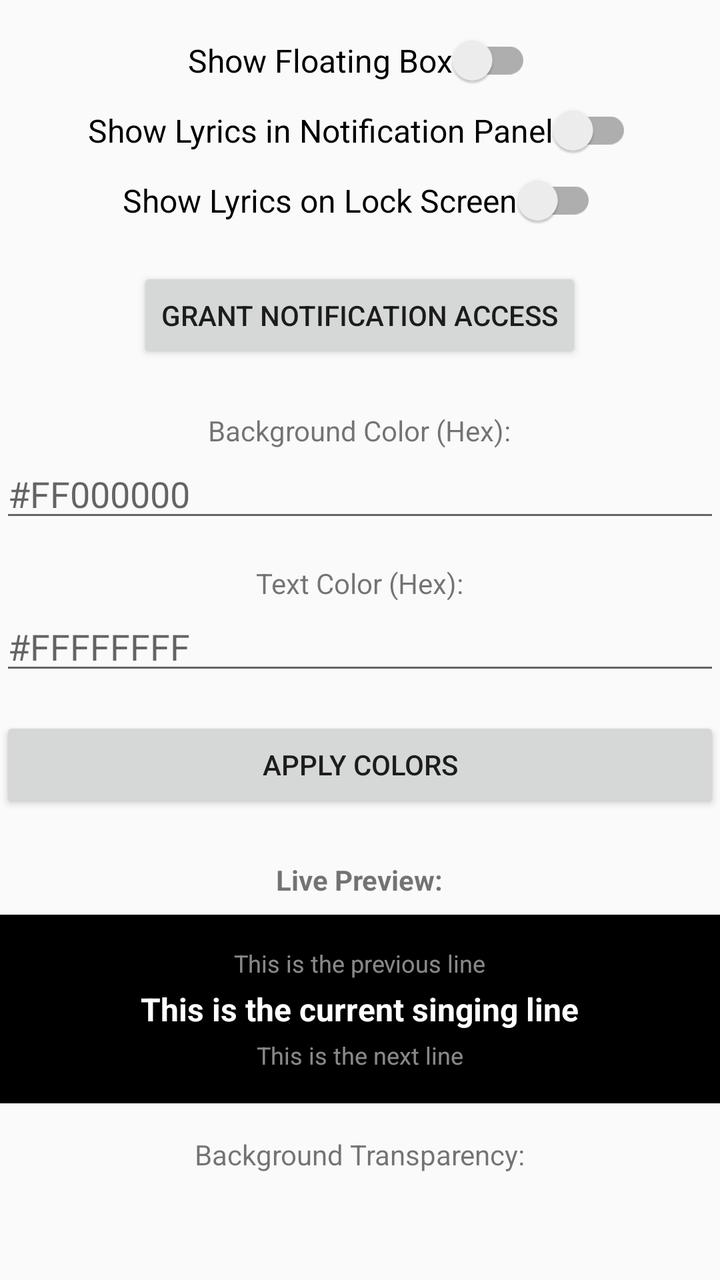
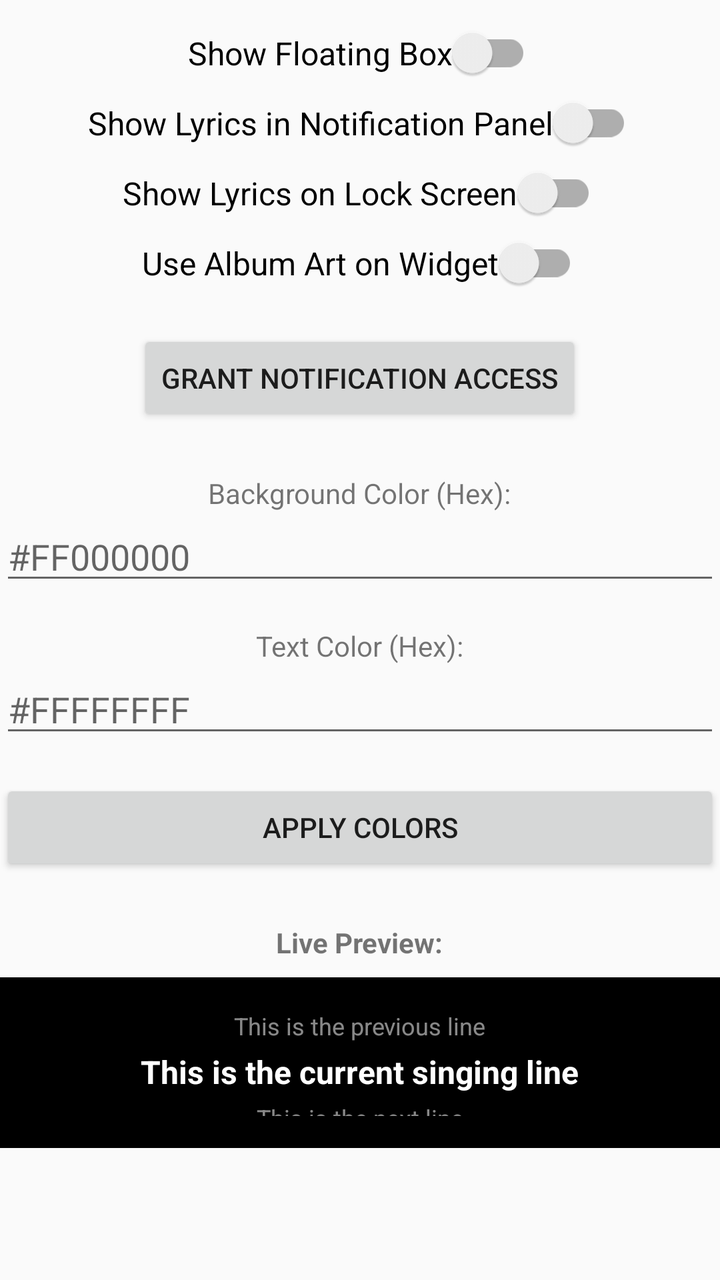

The first picture is an Android layout as it rendered before a commit; the second is the same layout after the commit. The layout source and the unified diff follow.
<!-- AndroidManifest.xml: activity theme Theme.LyricFloat -->
<!-- res/layout/activity_main.xml -->
<?xml version="1.0" encoding="utf-8"?>
<LinearLayout xmlns:android="http://schemas.android.com/apk/res/android"
    android:layout_width="match_parent"
    android:layout_height="match_parent"
    android:gravity="center"
    android:orientation="vertical">

    <androidx.appcompat.widget.SwitchCompat
        android:id="@+id/switch_start_service"
        android:layout_width="wrap_content"
        android:layout_height="wrap_content"
        android:text="Enable Dynamic Lyrics"
        android:textSize="18sp"
        android:textStyle="bold"
        android:layout_gravity="center"
        android:layout_margin="16dp" />

    <androidx.appcompat.widget.SwitchCompat
        android:id="@+id/switch_floating_box"
        android:layout_width="wrap_content"
        android:layout_height="wrap_content"
        android:text="Show Floating Box"
        android:textSize="16sp"
        android:layout_gravity="center"
        android:layout_margin="4dp" />

    <androidx.appcompat.widget.SwitchCompat
        android:id="@+id/switch_notification"
        android:layout_width="wrap_content"
        android:layout_height="wrap_content"
        android:text="Show Lyrics in Notification Panel"
        android:textSize="16sp"
        android:layout_gravity="center"
        android:layout_margin="4dp" />

    <androidx.appcompat.widget.SwitchCompat
        android:id="@+id/switch_lock_screen"
        android:layout_width="wrap_content"
        android:layout_height="wrap_content"
        android:text="Show Lyrics on Lock Screen"
        android:textSize="16sp"
        android:layout_gravity="center"
        android:layout_margin="4dp" />

    <Button
        android:id="@+id/btn_notification_access"
        android:layout_width="wrap_content"
        android:layout_height="wrap_content"
        android:layout_marginTop="16dp"
        android:text="Grant Notification Access" />

    
    <TextView
        android:layout_width="wrap_content"
        android:layout_height="wrap_content"
        android:text="Background Color (Hex):"
        android:layout_marginTop="24dp"/>

    <EditText
        android:id="@+id/et_bg_color"
        android:layout_width="match_parent"
        android:layout_height="wrap_content"
        android:hint="#FF000000"
        android:inputType="textCapCharacters" />

    <TextView
        android:layout_width="wrap_content"
        android:layout_height="wrap_content"
        android:text="Text Color (Hex):"
        android:layout_marginTop="16dp"/>

    <EditText
        android:id="@+id/et_text_color"
        android:layout_width="match_parent"
        android:layout_height="wrap_content"
        android:hint="#FFFFFFFF"
        android:inputType="textCapCharacters" />

    <Button
        android:id="@+id/btn_save_colors"
        android:layout_width="match_parent"
        android:layout_height="wrap_content"
        android:text="Apply Colors"
        android:layout_marginTop="16dp"/>

    
    <TextView
        android:layout_width="wrap_content"
        android:layout_height="wrap_content"
        android:text="Live Preview:"
        android:layout_marginTop="24dp"
        android:textStyle="bold"/>

    <LinearLayout
        android:id="@+id/preview_container"
        android:layout_width="match_parent"
        android:layout_height="wrap_content"
        android:orientation="vertical"
        android:gravity="center"
        android:padding="16dp"
        android:layout_marginTop="8dp"
        android:layout_marginBottom="16dp"
        android:background="#FF000000">

        <TextView
            android:id="@+id/preview_prev"
            android:layout_width="wrap_content"
            android:layout_height="wrap_content"
            android:text="This is the previous line"
            android:textColor="#88FFFFFF"
            android:textSize="12sp"
            android:paddingBottom="4dp"/>

        <TextView
            android:id="@+id/preview_current"
            android:layout_width="wrap_content"
            android:layout_height="wrap_content"
            android:text="This is the current singing line"
            android:textColor="#FFFFFF"
            android:textSize="16sp"
            android:textStyle="bold"/>

        <TextView
            android:id="@+id/preview_next"
            android:layout_width="wrap_content"
            android:layout_height="wrap_content"
            android:text="This is the next line"
            android:textColor="#88FFFFFF"
            android:textSize="12sp"
            android:paddingTop="4dp"/>
    </LinearLayout>

    
    <TextView
        android:layout_width="wrap_content"
        android:layout_height="wrap_content"
        android:text="Background Transparency:" />

    <SeekBar
        android:id="@+id/seek_transparency"
        android:layout_width="match_parent"
        android:layout_height="wrap_content"
        android:layout_marginTop="8dp"
        android:layout_marginBottom="16dp"
        android:max="255"
        android:progress="255" />

    <TextView
        android:layout_width="wrap_content"
        android:layout_height="wrap_content"
        android:text="Default Visible Lines: "
        android:layout_gravity="center"
        android:layout_marginTop="12dp"/>

    
    <SeekBar
        android:id="@+id/seek_default_lines"
        android:layout_width="match_parent"
        android:layout_height="wrap_content"
        android:max="4"
        android:progress="1"
        android:layout_margin="16dp"/>

    <TextView
        android:layout_width="wrap_content"
        android:layout_height="wrap_content"
        android:text="Preset Themes:"
        android:layout_marginTop="24dp"
        android:textStyle="bold"/>

    <LinearLayout
        android:layout_width="match_parent"
        android:layout_height="wrap_content"
        android:orientation="horizontal"
        android:layout_marginTop="8dp">

        <Button
            android:id="@+id/btn_theme_dark"
            android:layout_width="0dp"
            android:layout_height="wrap_content"
            android:layout_weight="1"
            android:text="Dark" />

        <Button
            android:id="@+id/btn_theme_light"
            android:layout_width="0dp"
            android:layout_height="wrap_content"
            android:layout_weight="1"
            android:text="Light" />

        <Button
            android:id="@+id/btn_theme_green"
            android:layout_width="0dp"
            android:layout_height="wrap_content"
            android:layout_weight="1"
            android:text="Green" />
    </LinearLayout>

</LinearLayout>
<!-- resources referenced by this layout -->
<resources>
  <style name="Theme.LyricFloat" parent="Theme.AppCompat.DayNight.NoActionBar" />
</resources>

<!-- the commit's change to res/layout/activity_main.xml (unified diff, before → after) -->
@@ -42,6 +42,15 @@
         android:layout_gravity="center"
         android:layout_margin="4dp" />
 
+    <androidx.appcompat.widget.SwitchCompat
+        android:id="@+id/switch_widget_album_art"
+        android:layout_width="wrap_content"
+        android:layout_height="wrap_content"
+        android:text="Use Album Art on Widget"
+        android:textSize="16sp"
+        android:layout_gravity="center"
+        android:layout_margin="4dp" />
+
     <Button
         android:id="@+id/btn_notification_access"
         android:layout_width="wrap_content"
